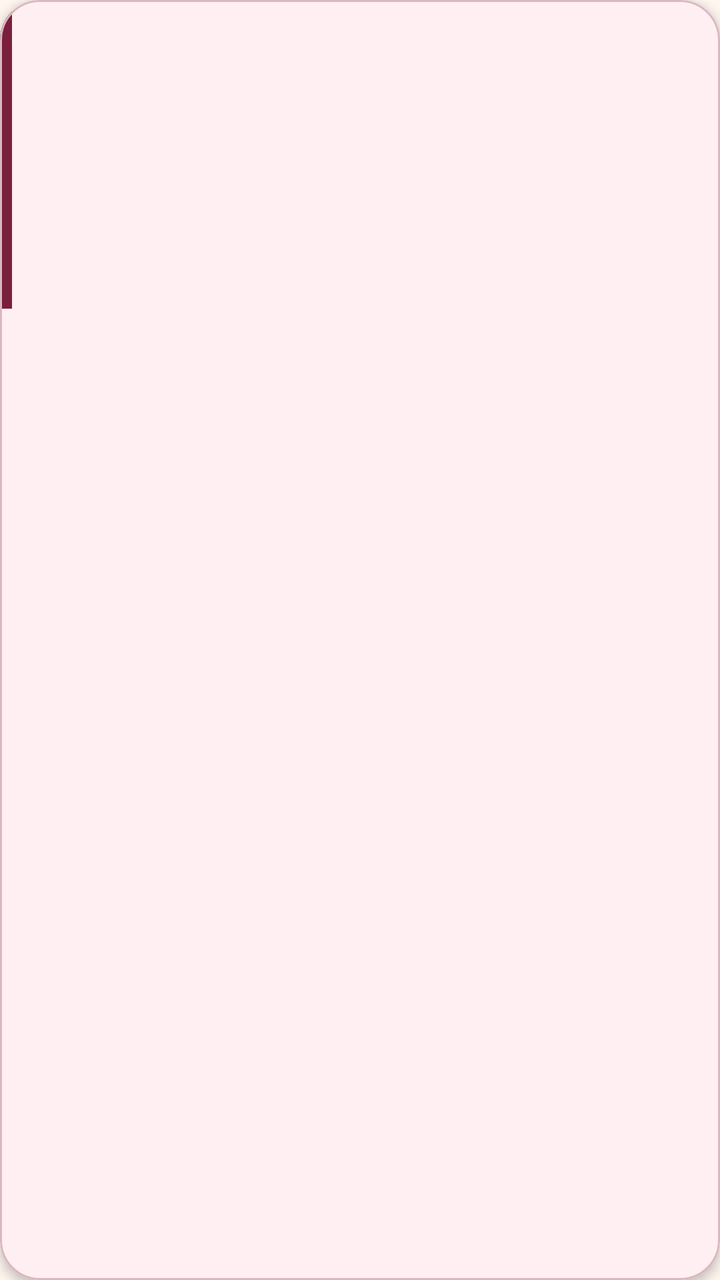
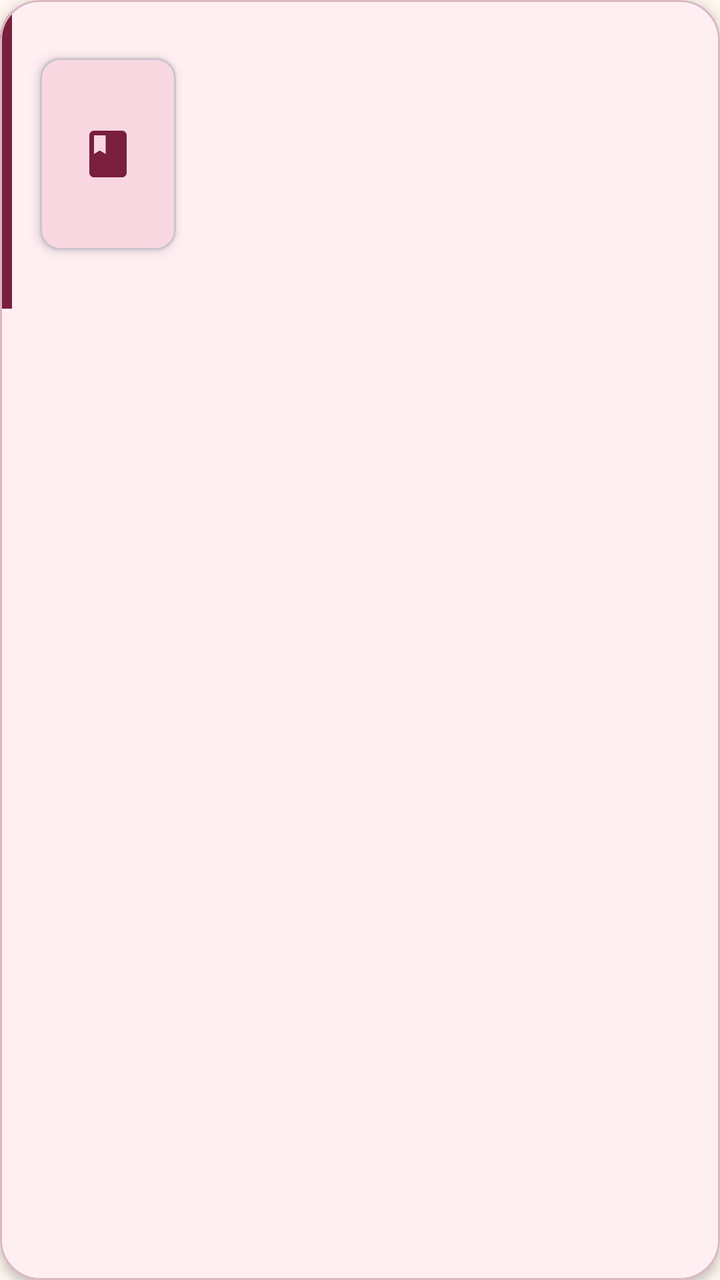

An Android layout rendered at two revisions. The XML below is the earlier revision; the diff shows what the commit changed to produce the second picture.
<!-- AndroidManifest.xml: application theme Theme.KoleksiBacaan -->
<!-- res/layout/item_buku.xml -->
<?xml version="1.0" encoding="utf-8"?>
<com.google.android.material.card.MaterialCardView
    xmlns:android="http://schemas.android.com/apk/res/android"
    xmlns:app="http://schemas.android.com/apk/res-auto"
    style="@style/Widget.Material3.CardView.Elevated"
    android:layout_width="match_parent"
    android:layout_height="wrap_content"
    android:layout_marginHorizontal="16dp"
    android:layout_marginVertical="7dp"
    app:cardBackgroundColor="@color/kb_card"
    app:cardCornerRadius="20dp"
    app:cardElevation="3dp"
    app:strokeColor="@color/kb_outline"
    app:strokeWidth="1dp">

    <LinearLayout
        android:layout_width="match_parent"
        android:layout_height="wrap_content"
        android:orientation="horizontal">

        <View
            android:layout_width="6dp"
            android:layout_height="match_parent"
            android:background="@color/kb_primary" />

        <LinearLayout
            android:layout_width="0dp"
            android:layout_height="wrap_content"
            android:layout_weight="1"
            android:orientation="vertical"
            android:padding="16dp">

            <TextView
                android:id="@+id/tvJudul"
                android:layout_width="match_parent"
                android:layout_height="wrap_content"
                android:textColor="@color/kb_primary"
                android:textSize="18sp"
                android:textStyle="bold" />

            <TextView
                android:id="@+id/tvPenulis"
                android:layout_width="match_parent"
                android:layout_height="wrap_content"
                android:layout_marginTop="2dp"
                android:textColor="@color/kb_on_surface" />

            <TextView
                android:id="@+id/tvKategori"
                android:layout_width="wrap_content"
                android:layout_height="wrap_content"
                android:layout_marginTop="8dp"
                android:textColor="@color/kb_accent"
                android:textStyle="italic" />

            <LinearLayout
                android:layout_width="match_parent"
                android:layout_height="wrap_content"
                android:layout_marginTop="8dp"
                android:orientation="horizontal">

                <TextView
                    android:id="@+id/tvStatus"
                    android:layout_width="0dp"
                    android:layout_height="wrap_content"
                    android:layout_weight="1"
                    android:textColor="@color/kb_primary"
                    android:textStyle="bold" />

                <TextView
                    android:id="@+id/tvRating"
                    android:layout_width="wrap_content"
                    android:layout_height="wrap_content"
                    android:textColor="@color/kb_accent"
                    android:textStyle="bold" />
            </LinearLayout>

            <TextView
                android:id="@+id/tvProgres"
                android:layout_width="match_parent"
                android:layout_height="wrap_content"
                android:layout_marginTop="4dp"
                android:textColor="@color/kb_on_surface" />
        </LinearLayout>
    </LinearLayout>
</com.google.android.material.card.MaterialCardView>
<!-- resources referenced by this layout -->
<resources>
  <color name="kb_accent">#B5446E</color>
  <color name="kb_card">#FFEFF3</color>
  <color name="kb_on_surface">#2B1A1E</color>
  <color name="kb_outline">#D9B8C0</color>
  <color name="kb_primary">#7A1F3D</color>
  <style name="Theme.KoleksiBacaan" parent="Base.Theme.KoleksiBacaan" />
  <style name="Base.Theme.KoleksiBacaan" parent="Theme.Material3.DayNight.NoActionBar">
          <item name="colorPrimary">@color/kb_primary</item>
          <item name="colorOnPrimary">@color/kb_on_primary</item>
          <item name="colorPrimaryContainer">@color/kb_primary_container</item>
          <item name="colorOnPrimaryContainer">@color/kb_on_primary_container</item>
          <item name="colorSecondaryContainer">@color/kb_primary_container</item>
          <item name="colorOnSecondaryContainer">@color/kb_on_primary_container</item>
          <item name="android:colorBackground">@color/kb_background</item>
          <item name="colorSurface">@color/kb_surface</item>
          <item name="colorOnSurface">@color/kb_on_surface</item>
          <item name="colorOutline">@color/kb_outline</item>
          <item name="android:statusBarColor">@color/kb_background</item>
          <item name="android:windowLightStatusBar">true</item>
          
          
      </style>
  <color name="kb_on_primary">#FFFFFF</color>
  <color name="kb_primary_container">#F8D7E0</color>
  <color name="kb_on_primary_container">#3B0A1B</color>
  <color name="kb_background">#FFF6EF</color>
  <color name="kb_surface">#FFFBF8</color>
</resources>

<!-- the commit's change to res/layout/item_buku.xml (unified diff, before → after) -->
@@ -22,6 +22,26 @@
             android:layout_width="6dp"
             android:layout_height="match_parent"
             android:background="@color/kb_primary" />
+
+        <com.google.android.material.card.MaterialCardView
+            android:layout_width="68dp"
+            android:layout_height="96dp"
+            android:layout_gravity="center_vertical"
+            android:layout_marginStart="14dp"
+            app:cardBackgroundColor="@color/kb_primary_container"
+            app:cardCornerRadius="10dp"
+            app:cardElevation="3dp">
+
+            <ImageView
+                android:id="@+id/ivCover"
+                android:layout_width="match_parent"
+                android:layout_height="match_parent"
+                android:contentDescription="@string/label_cover"
+                android:padding="20dp"
+                android:scaleType="fitCenter"
+                android:src="@drawable/ic_book"
+                app:tint="@color/kb_primary" />
+        </com.google.android.material.card.MaterialCardView>
 
         <LinearLayout
             android:layout_width="0dp"
<!-- resource entries referenced after the edit -->
@@ -24,6 +24,17 @@
       </style>
   <color name="kb_on_primary">#FFFFFF</color>
   <color name="kb_primary_container">#F8D7E0</color>
+  <!-- drawable ic_book (drawable) -->
+  <vector xmlns:android="http://schemas.android.com/apk/res/android"
+      android:width="24dp"
+      android:height="24dp"
+      android:viewportWidth="24"
+      android:viewportHeight="24">
+      <path
+          android:fillColor="#FF000000"
+          android:pathData="M18,2H6C4.9,2 4,2.9 4,4v16c0,1.1 0.9,2 2,2h12c1.1,0 2,-0.9 2,-2V4C20,2.9 19.1,2 18,2zM6,4h5v8l-2.5,-1.5L6,12V4z" />
+  </vector>
+  <string name="label_cover">Cover buku (opsional)</string>
   <color name="kb_on_primary_container">#3B0A1B</color>
   <color name="kb_background">#FFF6EF</color>
   <color name="kb_surface">#FFFBF8</color>
